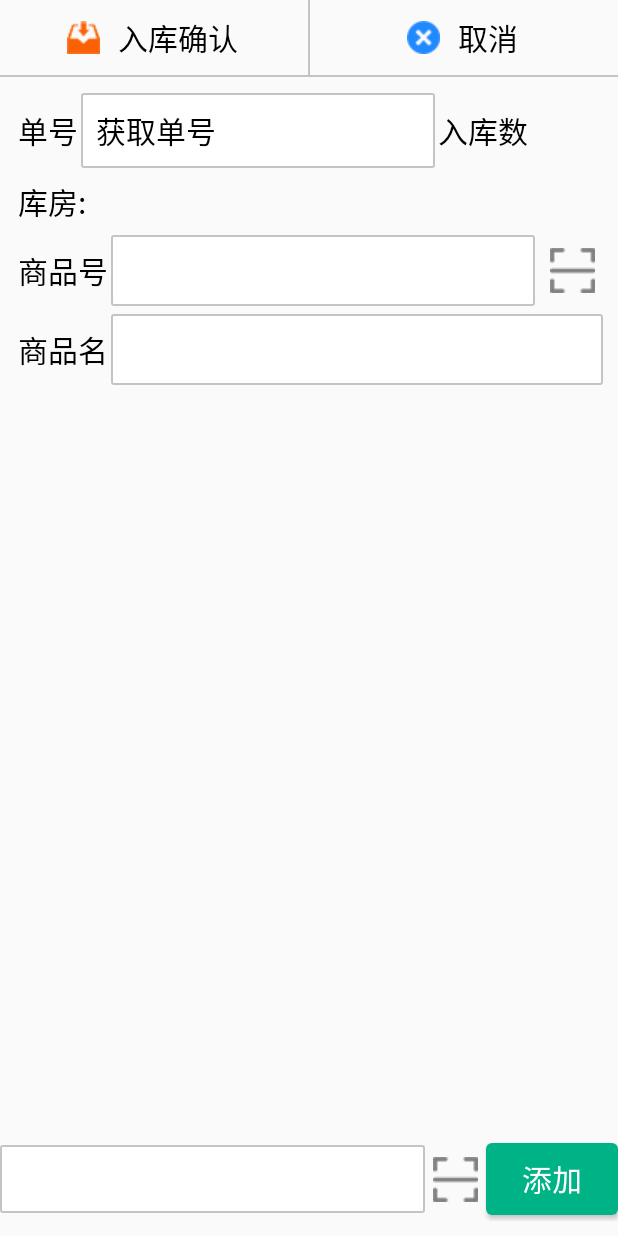
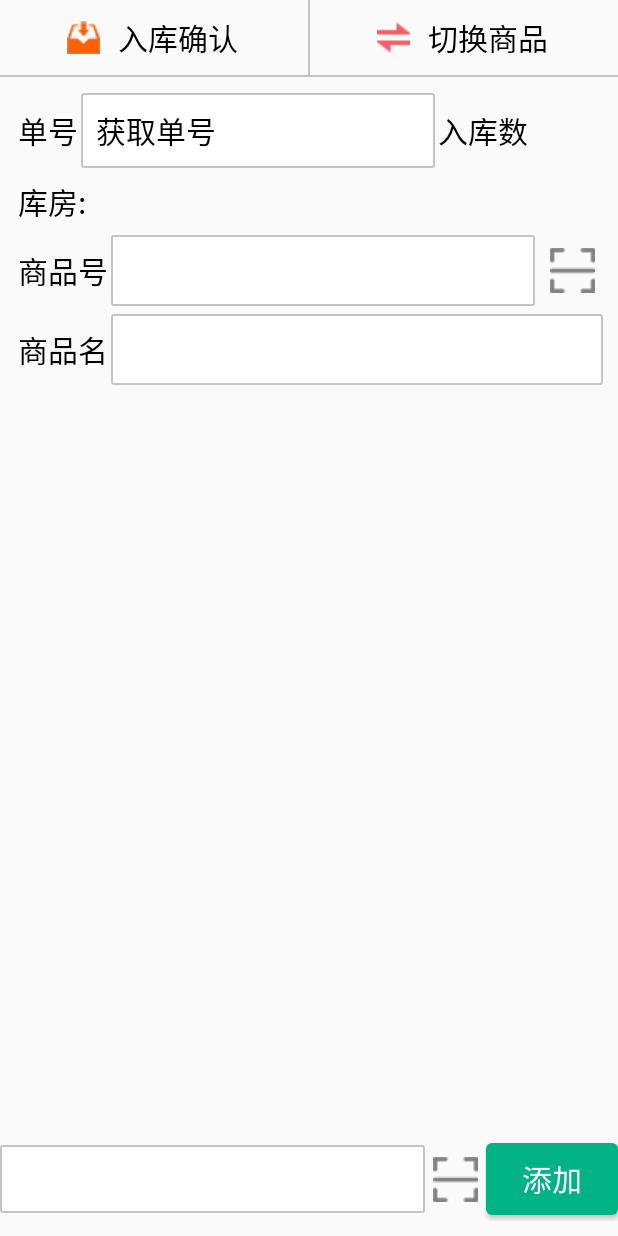
Before and after one commit to smzskj/crk, an Android app: the InActivity screen opened directly, with no data from a screen before it, on a phone screen of 412 x 824 dp. Run offline under Robolectric (Android 15) with nearby library versions, the phone set to English and light mode, and no system bars; 1 statement that could not run was skipped.

Commit message:
1、入库，一个单号可以对应多个商品 2、rk_rk_v2

```diff
--- a/src/main/java/com/smzskj/crk/net/Method.java
+++ b/src/main/java/com/smzskj/crk/net/Method.java
@@ -36,6 +36,8 @@ public class Method {
 	public static String RK_GET_RKINFO_DETAIL = "rk_get_rkinfo_detail";
 	/** 入库 */
 	public static String RK_RK = "rk_rk";
+	/** 入库V2 */
+	public static String RK_RK_V2 = "rk_rk_v2";
 
 	/** webservice 出库 */
 	public static String SERVICE_NAME_CK = "ckBean";
--- a/src/main/res/layout/activity_in.xml
+++ b/src/main/res/layout/activity_in.xml
@@ -53,6 +53,7 @@
                 android:layout_height="match_parent"
                 android:layout_weight="1"
                 android:gravity="center"
+                android:visibility="gone"
                 android:orientation="horizontal">
 
                 <ImageView
@@ -64,6 +65,27 @@
                     style="@style/textStyle"
                     android:layout_marginLeft="10dp"
                     android:text="@string/cancle" />
+            </LinearLayout>
+
+            <!--取消改为切换商品-->
+
+            <LinearLayout
+                android:id="@+id/in_ll_qh"
+                android:layout_width="0dp"
+                android:layout_height="match_parent"
+                android:layout_weight="1"
+                android:gravity="center"
+                android:orientation="horizontal">
+
+                <ImageView
+                    android:layout_width="wrap_content"
+                    android:layout_height="wrap_content"
+                    android:src="@drawable/ic_qhsp" />
+
+                <TextView
+                    style="@style/textStyle"
+                    android:layout_marginLeft="10dp"
+                    android:text="切换商品" />
             </LinearLayout>
 
         </LinearLayout>
--- a/src/main/res/layout/activity_pd.xml
+++ b/src/main/res/layout/activity_pd.xml
@@ -12,7 +12,7 @@
         android:layout_width="match_parent"
         android:layout_height="wrap_content"
         android:layout_alignParentBottom="true"
-        android:layout_alignParentStart="true"
+        android:layout_alignParentLeft="true"
         android:orientation="vertical">
 
         <View
```
Also changed, not shown: src/main/java/com/smzskj/crk/activity/InActivity.java (+138 -37 lines), src/main/java/com/smzskj/crk/bean/InSbmBean.java (added, +63 -0 lines), 1 other file.
